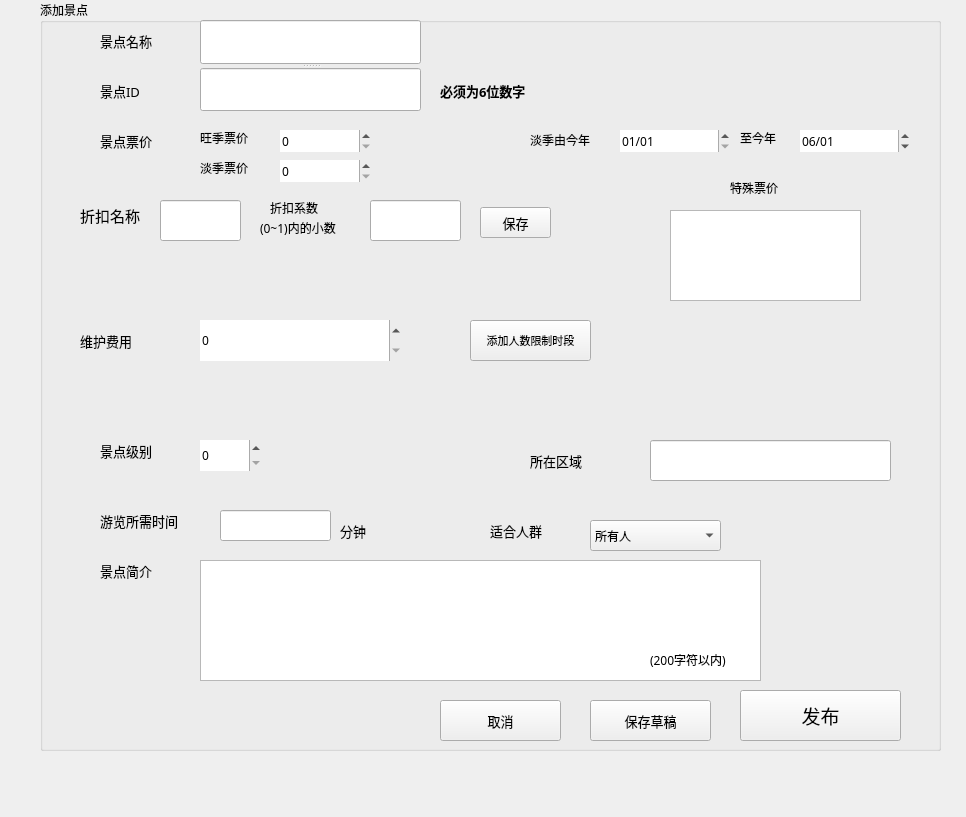
iceboundx/SBSystem, file SBSystemBackup/addsite.ui: the form before one commit.
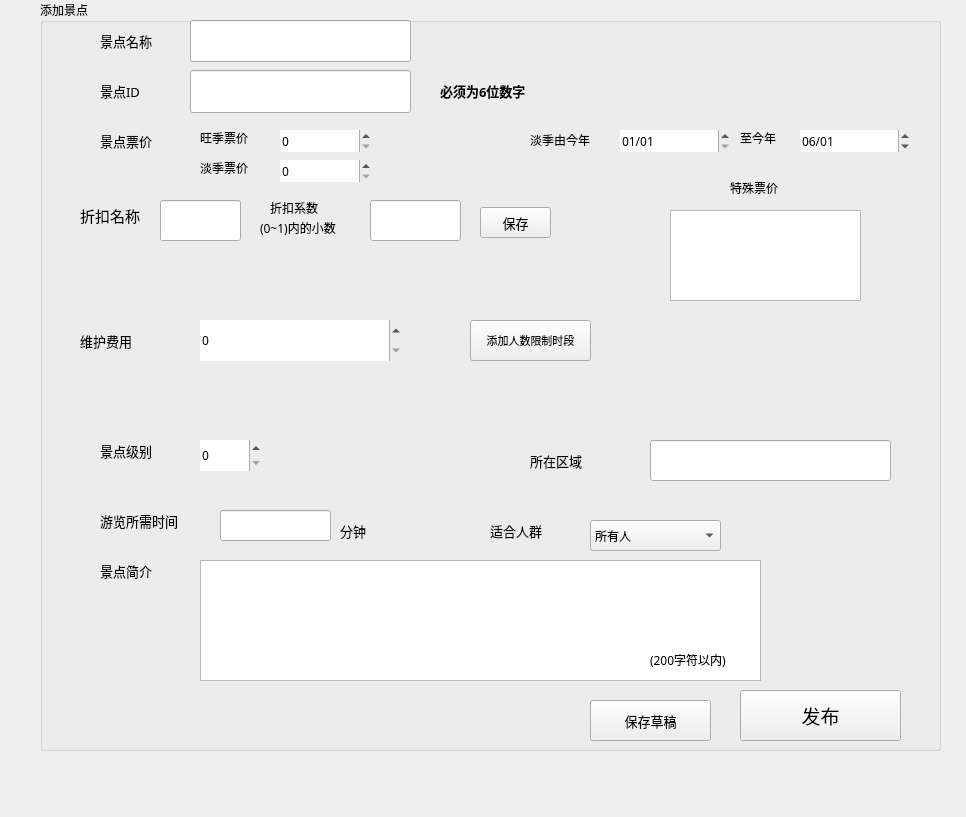
The form after the commit.

```diff
--- a/SBSystemBackup/addsite.ui
+++ b/SBSystemBackup/addsite.ui
@@ -577,25 +577,6 @@
       <string>发布</string>
      </property>
     </widget>
-    <widget class="QPushButton" name="cancel">
-     <property name="geometry">
-      <rect>
-       <x>400</x>
-       <y>700</y>
-       <width>121</width>
-       <height>41</height>
-      </rect>
-     </property>
-     <property name="font">
-      <font>
-       <family>微软雅黑</family>
-       <pointsize>10</pointsize>
-      </font>
-     </property>
-     <property name="text">
-      <string>取消</string>
-     </property>
-    </widget>
     <widget class="QPushButton" name="save">
      <property name="geometry">
       <rect>
@@ -761,20 +742,25 @@
       </rect>
      </property>
     </widget>
-    <widget class="QSplitter" name="splitter">
+    <widget class="QLineEdit" name="id">
      <property name="geometry">
       <rect>
-       <x>160</x>
+       <x>150</x>
+       <y>70</y>
+       <width>221</width>
+       <height>43</height>
+      </rect>
+     </property>
+    </widget>
+    <widget class="QLineEdit" name="name">
+     <property name="geometry">
+      <rect>
+       <x>150</x>
        <y>20</y>
        <width>221</width>
-       <height>91</height>
+       <height>42</height>
       </rect>
      </property>
-     <property name="orientation">
-      <enum>Qt::Vertical</enum>
-     </property>
-     <widget class="QLineEdit" name="name"/>
-     <widget class="QLineEdit" name="id"/>
     </widget>
    </widget>
   </widget>
```
Left out of the diff: 2 changed lines with no effect on the pictures.
